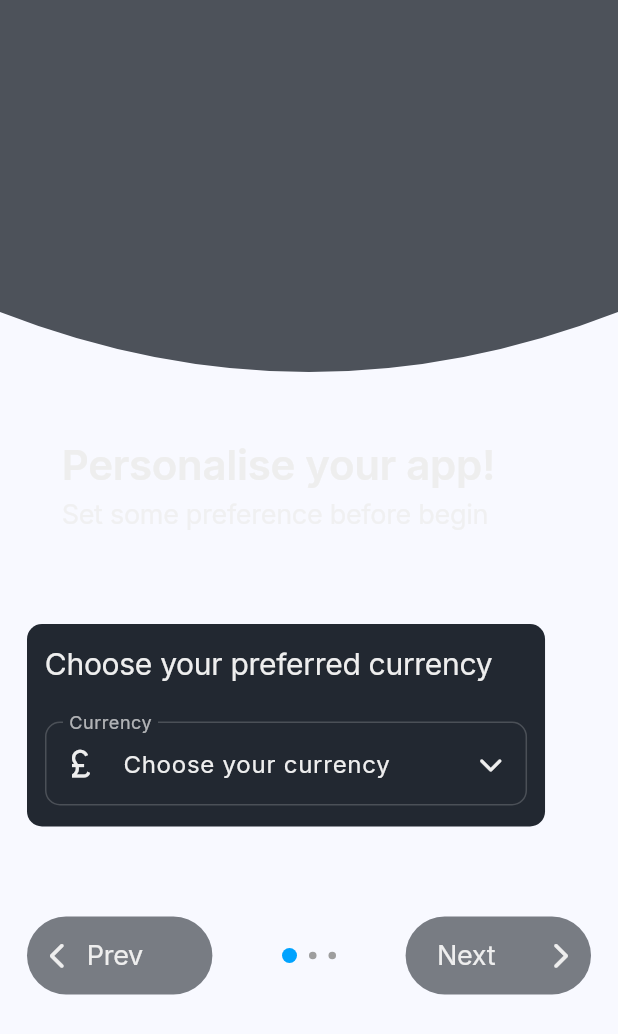
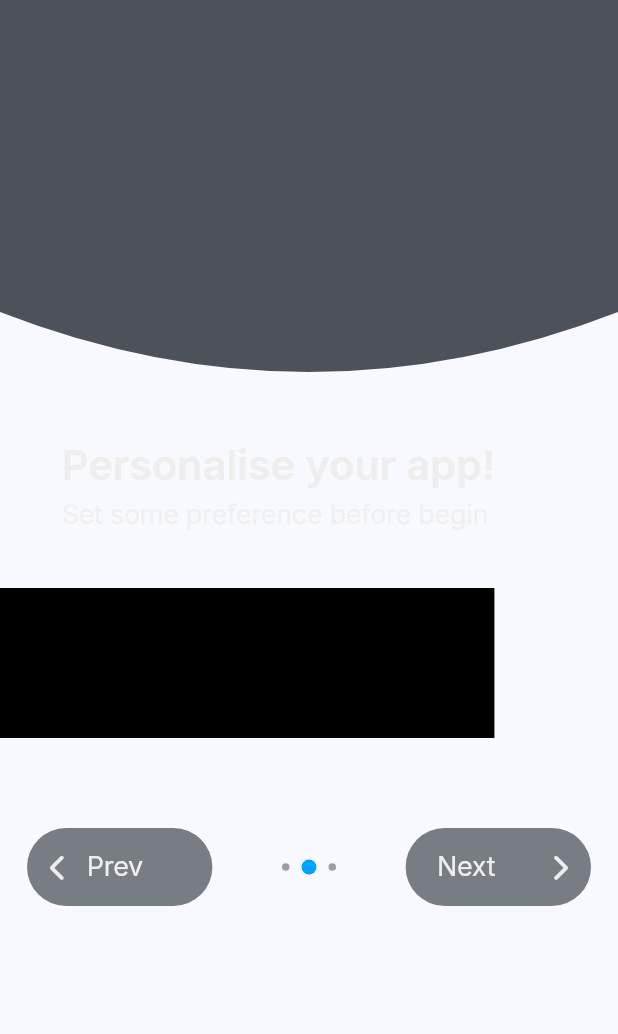
Before and after one commit to oAndBtech/spend-sync, a Flutter app: the WelocomeSettings screen opened directly, after a tap on "Next", on a phone screen of 412 x 824 dp. Shown: the top 1034 px of the screen. Run offline on Flutter 3.47's test engine with Material 3 defaults, Android fonts, the light colour scheme and no system bars; our stand-ins replace firebase_auth, firebase_core, fl_chart, flutter_custom_clippers, flutter_speed_dial, fluttertoast and 3 more; missing offline and left inert: currency_picker, flutter_facebook_auth; accounts and stored records are empty.

Commit message:
some changes made in welcome settings

```diff
--- a/frontend/lib/screens/welcome_settings/build_dots.dart
+++ b/frontend/lib/screens/welcome_settings/build_dots.dart
@@ -1,10 +1,7 @@
 import 'package:flutter/material.dart';
 import 'package:spend_sync/const/colors.dart';
 
-Widget buildDotsIndicator(int currentPage) {
-
-    int questions = 3;
-
+Widget buildDotsIndicator(int currentPage, int questions) {
   return Row(
     mainAxisAlignment: MainAxisAlignment.center,
     children: List.generate(
@@ -15,7 +12,9 @@ Widget buildDotsIndicator(int currentPage) {
         height: 10,
         decoration: BoxDecoration(
           shape: BoxShape.circle,
-            color: currentPage == index ? darkModeColors().textButton : Colors.grey,
+          color: currentPage == index
+              ? darkModeColors().textButton
+              : Colors.grey,
         ),
       ),
     ),
--- a/frontend/lib/screens/welcome_settings/next_prev_button.dart
+++ b/frontend/lib/screens/welcome_settings/next_prev_button.dart
@@ -8,6 +8,7 @@ class NextPrevButton extends StatelessWidget {
     required this.onTap,
     required this.buttonText,
     required this.icon,
+    required this.currentPage,
     this.start = true,
     Key? key,
   }) : super(key: key);
@@ -16,6 +17,7 @@ class NextPrevButton extends StatelessWidget {
   final String buttonText;
   final Icon icon;
   final bool start;
+  final int currentPage;
 
   @override
   Widget build(BuildContext context) {
@@ -40,7 +42,7 @@ class NextPrevButton extends StatelessWidget {
                 children: [
                   Padding(
                     padding: const EdgeInsets.only(left: 12.0),
-                    child: icon, // size 26
+                    child: icon,
                   ),
                   const SizedBox(width: 10),
                   Text(
@@ -50,7 +52,8 @@ class NextPrevButton extends StatelessWidget {
                       color: darkModeColors().textColor,
                       fontSize: fontSizes().loginButtonFontSize,
                       letterSpacing: -0.2,
-                        fontWeight: FontWeight.w400),
+                      fontWeight: FontWeight.w400,
+                    ),
                   ),
                 ],
               )
@@ -67,18 +70,18 @@ class NextPrevButton extends StatelessWidget {
                         color: darkModeColors().textColor,
                         fontSize: fontSizes().loginButtonFontSize,
                         letterSpacing: -0.2,
-                          fontWeight: FontWeight.w400),
+                        fontWeight: FontWeight.w400,
+                      ),
                     ),
                   ),
                   Spacer(),
                   Padding(
                     padding: const EdgeInsets.only(right: 12.0),
-                    child: icon, // size 26
+                    child: icon,
                   ),
                 ],
               ),
       ),
     );
-    ;
   }
 }
--- a/frontend/lib/screens/welcome_settings/welcome_settings.dart
+++ b/frontend/lib/screens/welcome_settings/welcome_settings.dart
@@ -23,12 +23,12 @@ class WelocomeSettings extends StatefulWidget {
 class _WelocomeSettingsState extends State<WelocomeSettings> {
   String currencyName = 'Choose your currency';
   final PageController pageController = PageController();
+  int currentPage = 0;
+  int questions = 3;
 
   @override
   Widget build(BuildContext context) {
     double width = MediaQuery.of(context).size.width;
-    int currentPage = 0;
-    int questions = 0;
     return Scaffold(
         body: SafeArea(
             child: SingleChildScrollView(
@@ -71,7 +71,6 @@ class _WelocomeSettingsState extends State<WelocomeSettings> {
           SizedBox(
             height: 36,
           ),
-
           if (currentPage == 0) ...[
             Padding(
               padding: const EdgeInsets.only(top: 24, left: 18, right: 18),
@@ -167,8 +166,13 @@ class _WelocomeSettingsState extends State<WelocomeSettings> {
               width: width * 0.8,
               color: Colors.black,
             )
+          ] else if (currentPage == 2) ...[
+            Container(
+              height: 100,
+              width: width * 0.8,
+              color: Colors.black,
+            )
           ],
-
           SizedBox(height: 36),
           Padding(
             padding: const EdgeInsets.only(top: 24, left: 18, right: 18),
@@ -176,19 +180,29 @@ class _WelocomeSettingsState extends State<WelocomeSettings> {
               mainAxisAlignment: MainAxisAlignment.spaceBetween,
               children: [
                 NextPrevButton(
-                    onTap: () async{
+                  currentPage: currentPage,
+                  onTap: () {
                     setState(() {
+                      if (currentPage > 0) {
                         currentPage--;
+                      }
                     });
                   },
                   buttonText: 'Prev',
-                    icon: Icon(FontAwesomeIcons.chevronLeft,
-                        color: darkModeColors().textColor, size: 18)),
-                buildDotsIndicator(currentPage),
+                  icon: Icon(
+                    FontAwesomeIcons.chevronLeft,
+                    color: darkModeColors().textColor,
+                    size: 18,
+                  ),
+                ),
+                buildDotsIndicator(currentPage, questions),
                 NextPrevButton(
-                    onTap: () async{
+                    currentPage: currentPage,
+                    onTap: () {
                       setState(() {
+                        if (currentPage < questions - 1) {
                           currentPage++;
+                        }
                       });
                     },
                     buttonText: 'Next',
```
Lines whose indentation alone changed are shown as unchanged.
